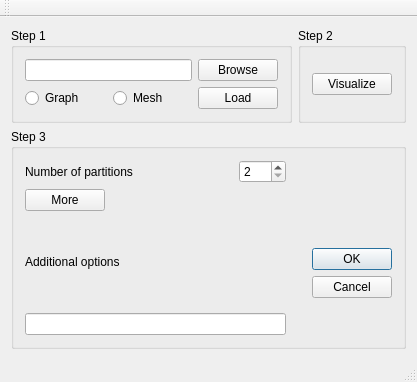
Old version of the form mainwindow.ui in the repository hsoudry/cranfieldgroupproject2016.
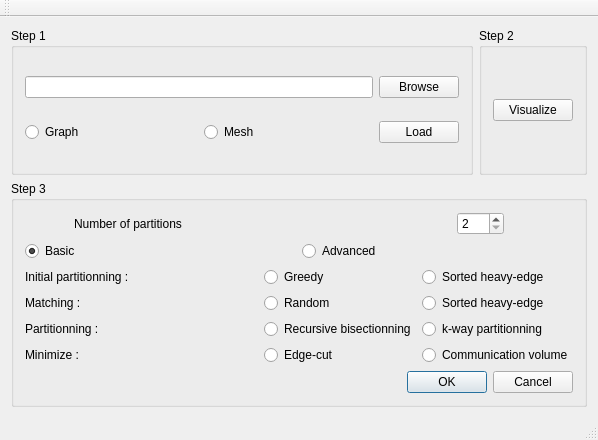
New version of the form.

```diff
--- a/mainwindow.ui
+++ b/mainwindow.ui
@@ -6,8 +6,8 @@
    <rect>
     <x>0</x>
     <y>0</y>
-    <width>417</width>
-    <height>382</height>
+    <width>598</width>
+    <height>440</height>
    </rect>
   </property>
   <property name="windowTitle">
@@ -24,6 +24,9 @@
        <layout class="QHBoxLayout" name="horizontalLayout_3">
         <item>
          <widget class="QGroupBox" name="groupBox">
+          <property name="autoFillBackground">
+           <bool>false</bool>
+          </property>
           <property name="title">
            <string>Step 1</string>
           </property>
@@ -123,13 +126,24 @@
         <property name="title">
          <string>Step 3</string>
         </property>
+        <property name="flat">
+         <bool>false</bool>
+        </property>
         <layout class="QGridLayout" name="gridLayout_3">
          <item row="0" column="0">
-          <layout class="QVBoxLayout" name="verticalLayout_4">
+          <layout class="QVBoxLayout" name="verticalLayout_5">
+           <item>
+            <layout class="QVBoxLayout" name="verticalLayout_7">
            <item>
             <layout class="QHBoxLayout" name="horizontalLayout_4">
              <item>
               <widget class="QLabel" name="label">
+                 <property name="sizePolicy">
+                  <sizepolicy hsizetype="Fixed" vsizetype="Preferred">
+                   <horstretch>0</horstretch>
+                   <verstretch>0</verstretch>
+                  </sizepolicy>
+                 </property>
                <property name="text">
                 <string>Number of partitions</string>
                </property>
@@ -141,11 +155,11 @@
                 <enum>Qt::Horizontal</enum>
                </property>
                <property name="sizeType">
-                <enum>QSizePolicy::Expanding</enum>
+                  <enum>QSizePolicy::Preferred</enum>
                </property>
                <property name="sizeHint" stdset="0">
                 <size>
-                 <width>60</width>
+                   <width>220</width>
                  <height>20</height>
                 </size>
                </property>
@@ -153,6 +167,12 @@
              </item>
              <item>
               <widget class="QSpinBox" name="BoxNumberOfPartitions">
+                 <property name="sizePolicy">
+                  <sizepolicy hsizetype="Fixed" vsizetype="Fixed">
+                   <horstretch>0</horstretch>
+                   <verstretch>0</verstretch>
+                  </sizepolicy>
+                 </property>
                <property name="minimum">
                 <number>2</number>
                </property>
@@ -167,7 +187,7 @@
                 <enum>Qt::Horizontal</enum>
                </property>
                <property name="sizeType">
-                <enum>QSizePolicy::Fixed</enum>
+                  <enum>QSizePolicy::Preferred</enum>
                </property>
                <property name="sizeHint" stdset="0">
                 <size>
@@ -182,35 +202,123 @@
            <item>
             <layout class="QHBoxLayout" name="horizontalLayout_7">
              <item>
-              <widget class="QPushButton" name="pushButton_3">
+                <widget class="QRadioButton" name="radioButton">
                <property name="text">
-                <string>More</string>
-               </property>
+                  <string>Basic</string>
+                 </property>
+                 <property name="checked">
+                  <bool>true</bool>
+                 </property>
               </widget>
              </item>
              <item>
-              <spacer name="horizontalSpacer_5">
-               <property name="orientation">
-                <enum>Qt::Horizontal</enum>
-               </property>
-               <property name="sizeHint" stdset="0">
-                <size>
-                 <width>40</width>
-                 <height>20</height>
-                </size>
-               </property>
-              </spacer>
+                <widget class="QRadioButton" name="radioButton_2">
+                 <property name="text">
+                  <string>Advanced</string>
+                 </property>
+                </widget>
              </item>
             </layout>
            </item>
+            </layout>
+           </item>
            <item>
-            <layout class="QVBoxLayout" name="verticalLayout">
+            <layout class="QHBoxLayout" name="horizontalLayout_12">
+             <item>
+              <layout class="QVBoxLayout" name="verticalLayout_6">
              <item>
               <layout class="QHBoxLayout" name="horizontalLayout_5">
                <item>
+                  <widget class="QLabel" name="label_5">
+                   <property name="sizePolicy">
+                    <sizepolicy hsizetype="Fixed" vsizetype="Preferred">
+                     <horstretch>0</horstretch>
+                     <verstretch>0</verstretch>
+                    </sizepolicy>
+                   </property>
+                   <property name="text">
+                    <string>Initial partitionning :</string>
+                   </property>
+                  </widget>
+                 </item>
+                 <item>
+                  <spacer name="horizontalSpacer_9">
+                   <property name="orientation">
+                    <enum>Qt::Horizontal</enum>
+                   </property>
+                   <property name="sizeHint" stdset="0">
+                    <size>
+                     <width>40</width>
+                     <height>20</height>
+                    </size>
+                   </property>
+                  </spacer>
+                 </item>
+                </layout>
+               </item>
+               <item>
+                <layout class="QHBoxLayout" name="horizontalLayout_8">
+                 <item>
+                  <widget class="QLabel" name="label_4">
+                   <property name="enabled">
+                    <bool>true</bool>
+                   </property>
+                   <property name="sizePolicy">
+                    <sizepolicy hsizetype="Fixed" vsizetype="Preferred">
+                     <horstretch>0</horstretch>
+                     <verstretch>0</verstretch>
+                    </sizepolicy>
+                   </property>
+                   <property name="text">
+                    <string>Matching :</string>
+                   </property>
+                  </widget>
+                 </item>
+                 <item>
+                  <spacer name="horizontalSpacer_8">
+                   <property name="orientation">
+                    <enum>Qt::Horizontal</enum>
+                   </property>
+                   <property name="sizeHint" stdset="0">
+                    <size>
+                     <width>40</width>
+                     <height>20</height>
+                    </size>
+                   </property>
+                  </spacer>
+                 </item>
+                </layout>
+               </item>
+               <item>
+                <layout class="QHBoxLayout" name="horizontalLayout_9">
+                 <item>
+                  <widget class="QLabel" name="label_3">
+                   <property name="text">
+                    <string>Partitionning :</string>
+                   </property>
+                  </widget>
+                 </item>
+                 <item>
+                  <spacer name="horizontalSpacer_7">
+                   <property name="orientation">
+                    <enum>Qt::Horizontal</enum>
+                   </property>
+                   <property name="sizeHint" stdset="0">
+                    <size>
+                     <width>40</width>
+                     <height>20</height>
+                    </size>
+                   </property>
+                  </spacer>
+                 </item>
+                </layout>
+               </item>
+               <item>
+                <layout class="QHBoxLayout" name="horizontalLayout_10">
+                 <item>
                 <widget class="QLabel" name="label_2">
                  <property name="text">
-                  <string>Additional options</string>
+                    <string>Minimize :</string>
                  </property>
                 </widget>
                </item>
@@ -221,52 +329,97 @@
                  </property>
                  <property name="sizeHint" stdset="0">
                   <size>
-                   <width>13</width>
-                   <height>17</height>
+                     <width>40</width>
+                     <height>20</height>
                   </size>
                  </property>
                 </spacer>
                </item>
               </layout>
              </item>
+              </layout>
+             </item>
              <item>
-              <layout class="QHBoxLayout" name="horizontalLayout_8">
+              <layout class="QHBoxLayout" name="horizontalLayout_2">
                <item>
-                <widget class="QLineEdit" name="BoxAdditionalOptions"/>
+                <layout class="QVBoxLayout" name="verticalLayout">
+                 <item>
+                  <widget class="QRadioButton" name="radioButton_9">
+                   <property name="text">
+                    <string>Greedy</string>
+                   </property>
+                  </widget>
                </item>
                <item>
-                <spacer name="horizontalSpacer_9">
+                  <widget class="QRadioButton" name="radioButton_7">
+                   <property name="text">
+                    <string>Random</string>
+                   </property>
+                  </widget>
+                 </item>
+                 <item>
+                  <widget class="QRadioButton" name="radioButton_5">
+                   <property name="text">
+                    <string>Recursive bisectionning</string>
+                   </property>
+                  </widget>
+                 </item>
+                 <item>
+                  <widget class="QRadioButton" name="radioButton_3">
+                   <property name="text">
+                    <string>Edge-cut</string>
+                   </property>
+                  </widget>
+                 </item>
+                </layout>
+               </item>
+               <item>
+                <layout class="QVBoxLayout" name="verticalLayout_4">
+                 <item>
+                  <widget class="QRadioButton" name="radioButton_10">
+                   <property name="text">
+                    <string>Sorted heavy-edge</string>
+                   </property>
+                  </widget>
+                 </item>
+                 <item>
+                  <widget class="QRadioButton" name="radioButton_8">
+                   <property name="text">
+                    <string>Sorted heavy-edge</string>
+                   </property>
+                  </widget>
+                 </item>
+                 <item>
+                  <widget class="QRadioButton" name="radioButton_6">
+                   <property name="text">
+                    <string>k-way partitionning</string>
+                   </property>
+                  </widget>
+                 </item>
+                 <item>
+                  <widget class="QRadioButton" name="radioButton_4">
+                   <property name="text">
+                    <string>Communication volume</string>
+                   </property>
+                  </widget>
+                 </item>
+                </layout>
+               </item>
+              </layout>
+             </item>
+            </layout>
+           </item>
+           <item>
+            <layout class="QHBoxLayout" name="horizontalLayout_11">
+             <item>
+              <spacer name="horizontalSpacer_5">
                  <property name="orientation">
                   <enum>Qt::Horizontal</enum>
                  </property>
-                 <property name="sizeType">
-                  <enum>QSizePolicy::Fixed</enum>
-                 </property>
                  <property name="sizeHint" stdset="0">
                   <size>
-                   <width>20</width>
+                 <width>40</width>
                    <height>20</height>
-                  </size>
-                 </property>
-                </spacer>
-               </item>
-              </layout>
-             </item>
-            </layout>
-           </item>
-          </layout>
-         </item>
-         <item row="0" column="1">
-          <layout class="QVBoxLayout" name="verticalLayout_5">
-           <item>
-            <spacer name="verticalSpacer">
-             <property name="orientation">
-              <enum>Qt::Vertical</enum>
-             </property>
-             <property name="sizeHint" stdset="0">
-              <size>
-               <width>20</width>
-               <height>40</height>
               </size>
              </property>
             </spacer>
@@ -274,7 +427,7 @@
            <item>
             <widget class="QDialogButtonBox" name="ButtonsOkCancel">
              <property name="orientation">
-              <enum>Qt::Vertical</enum>
+                <enum>Qt::Horizontal</enum>
              </property>
              <property name="standardButtons">
               <set>QDialogButtonBox::Cancel|QDialogButtonBox::Ok</set>
@@ -284,6 +437,8 @@
           </layout>
          </item>
         </layout>
+         </item>
+        </layout>
        </widget>
       </item>
      </layout>
```
Left out of the diff: 2 changed lines with no effect on the pictures. Lines whose indentation alone changed are shown as unchanged.
